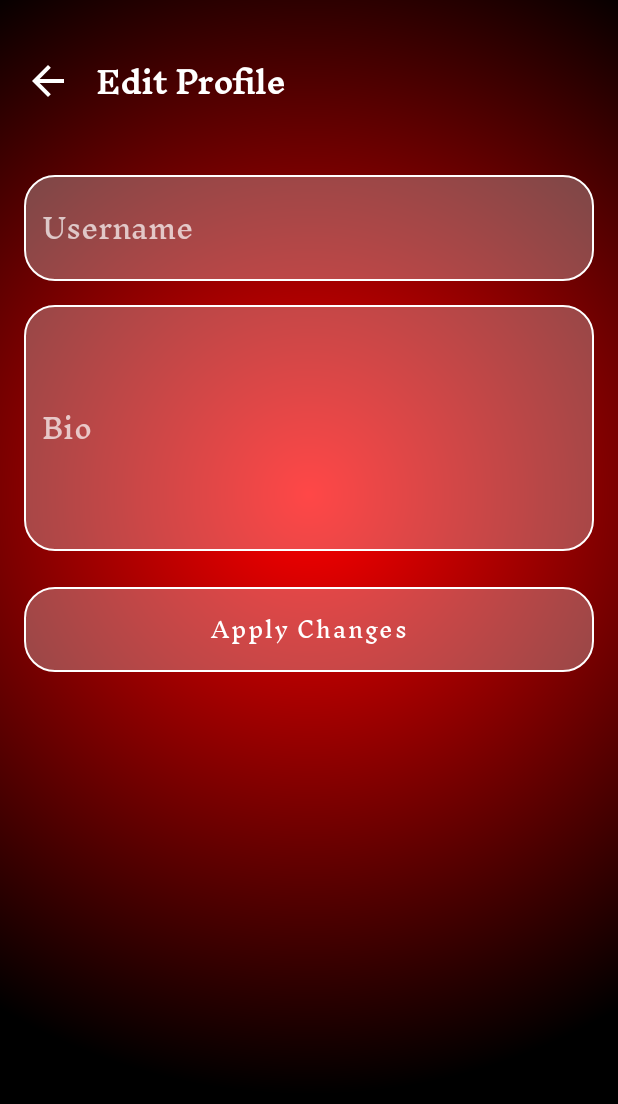
After one commit to chaudhary-dhruv/Senpai_challenge, an Android app built with Jetpack Compose: the EditProfileActivity screen opened directly, with no data from a screen before it, on a phone screen of 412 x 824 dp. The commit adds this screen. Shown: the top 1104 px of the screen. Run offline under Robolectric (Android 15) with nearby library versions, the phone set to English and light mode, and no system bars; our stand-ins replace Firebase (no records; nobody signed in at launch, a user with empty details on screens opened directly).

Commit message:
complete profile fragment

```diff
--- a/app/src/main/java/com/example/senpaichallenge/ui/auth/DetailActivity.kt
+++ b/app/src/main/java/com/example/senpaichallenge/ui/auth/DetailActivity.kt
@@ -103,7 +103,8 @@ class DetailActivity : AppCompatActivity() {
             "email" to email,
             "totalPoints" to 0,
             "animePoints" to animePointsMap, // nested map
-            "lastIndex" to lastIndexMap      // nested map
+            "lastIndex" to lastIndexMap,     // nested map
+            "bio" to "No bio yet! ✨"         // 🔹 default bio
         )
 
         firestore.collection("users").document(uid)
@@ -117,7 +118,6 @@ class DetailActivity : AppCompatActivity() {
             }
     }
 
-
     private fun goToMain() {
         val intent = Intent(this, MainActivity::class.java)
         intent.putExtra("openProfile", true)
--- /dev/null
+++ b/app/src/main/java/com/example/senpaichallenge/ui/profile/EditProfileActivity.kt
@@ -0,0 +1,82 @@
+package com.example.senpaichallenge.ui.profile
+
+
+
+import android.os.Bundle
+import android.view.View
+import android.widget.*
+import androidx.appcompat.app.AppCompatActivity
+import com.example.senpaichallenge.R
+import com.google.firebase.auth.FirebaseAuth
+import com.google.firebase.firestore.FirebaseFirestore
+
+class EditProfileActivity : AppCompatActivity() {
+
+    private lateinit var etUsername: EditText
+    private lateinit var etBio: EditText
+    private lateinit var btnApplyChanges: Button
+    private lateinit var progressBar: ProgressBar
+    private lateinit var btnBack: ImageView
+
+    private val auth = FirebaseAuth.getInstance()
+    private val firestore = FirebaseFirestore.getInstance()
+
+    override fun onCreate(savedInstanceState: Bundle?) {
+        super.onCreate(savedInstanceState)
+        setContentView(R.layout.activity_edit_profile)
+
+        etUsername = findViewById(R.id.etUsername)
+        etBio = findViewById(R.id.etBio)
+        btnApplyChanges = findViewById(R.id.btnApplyChanges)
+        progressBar = findViewById(R.id.progressBar)
+        btnBack = findViewById(R.id.btnBack)
+
+        // Back button
+        btnBack.setOnClickListener { finish() }
+
+        // Load existing data
+        val uid = auth.currentUser?.uid ?: return
+        firestore.collection("users").document(uid)
+            .get()
+            .addOnSuccessListener { doc ->
+                if (doc.exists()) {
+                    etUsername.setText(doc.getString("username") ?: "")
+                    etBio.setText(doc.getString("bio") ?: "")
+                }
+            }
+
+        // Apply Changes
+        btnApplyChanges.setOnClickListener {
+            val username = etUsername.text.toString().trim()
+            val bio = etBio.text.toString().trim()
+
+            if (username.length > 25 || bio.length > 100) {
+                Toast.makeText(this, "Username max 25 & Bio max 100 chars", Toast.LENGTH_SHORT).show()
+                return@setOnClickListener
+            }
+
+            if (username.isEmpty()) {
+                Toast.makeText(this, "Username cannot be empty", Toast.LENGTH_SHORT).show()
+                return@setOnClickListener
+            }
+
+            btnApplyChanges.visibility = View.GONE
+            progressBar.visibility = View.VISIBLE
+
+            firestore.collection("users").document(uid)
+                .update(mapOf(
+                    "username" to username,
+                    "bio" to bio
+                ))
+                .addOnSuccessListener {
+                    Toast.makeText(this, "Profile updated!", Toast.LENGTH_SHORT).show()
+                    finish() // back to ProfileFragment
+                }
+                .addOnFailureListener {
+                    Toast.makeText(this, "Update failed!", Toast.LENGTH_SHORT).show()
+                    btnApplyChanges.visibility = View.VISIBLE
+                    progressBar.visibility = View.GONE
+                }
+        }
+    }
+}
--- /dev/null
+++ b/app/src/main/res/layout/activity_edit_profile.xml
@@ -0,0 +1,85 @@
+<LinearLayout xmlns:android="http://schemas.android.com/apk/res/android"
+    xmlns:app="http://schemas.android.com/apk/res-auto"
+    xmlns:tools="http://schemas.android.com/tools"
+    android:layout_width="match_parent"
+    android:layout_height="match_parent"
+    android:background="@drawable/bg_red_glow"
+    android:orientation="vertical"
+    android:padding="16dp"
+    tools:context=".ui.profile.EditProfileActivity">
+
+    <!-- Toolbar -->
+    <LinearLayout
+        android:layout_width="match_parent"
+        android:layout_height="wrap_content"
+        android:gravity="center_vertical"
+        android:orientation="horizontal"
+        android:paddingVertical="12dp">
+
+        <ImageView
+            android:id="@+id/btnBack"
+            android:layout_width="32dp"
+            android:layout_height="32dp"
+            android:src="@drawable/ic_arrow_back"
+            app:tint="@android:color/white" />
+
+        <TextView
+            android:layout_width="wrap_content"
+            android:layout_height="wrap_content"
+            android:layout_marginStart="16dp"
+            android:text="Edit Profile"
+            android:textColor="@android:color/white"
+            android:textSize="20sp"
+            android:fontFamily="@font/inknut_antiqua"
+            android:textStyle="bold" />
+    </LinearLayout>
+
+    <!-- Username -->
+    <EditText
+        android:id="@+id/etUsername"
+        android:layout_width="match_parent"
+        android:layout_height="wrap_content"
+        android:hint="Username"
+        android:maxLength="25"
+        android:background="@drawable/input_field_bg"
+        android:padding="12dp"
+        android:textColor="@android:color/white"
+        android:layout_marginTop="24dp"
+        android:inputType="textPersonName" />
+
+    <!-- Bio -->
+    <EditText
+        android:id="@+id/etBio"
+        android:layout_width="match_parent"
+        android:layout_height="wrap_content"
+        android:hint="Bio"
+        android:maxLength="100"
+        android:background="@drawable/input_field_bg"
+        android:padding="12dp"
+        android:textColor="@android:color/white"
+        android:layout_marginTop="16dp"
+        android:inputType="textMultiLine"
+        android:lines="3" />
+
+    <!-- Apply Changes Button -->
+    <Button
+        android:id="@+id/btnApplyChanges"
+        android:layout_width="match_parent"
+        android:layout_height="wrap_content"
+        android:layout_marginTop="24dp"
+        android:background="@drawable/input_field_bg"
+        android:text="Apply Changes"
+        android:textColor="@android:color/white"
+        android:fontFamily="@font/inknut_antiqua"
+        android:textAllCaps="false" />
+
+    <!-- Progress (hidden by default) -->
+    <ProgressBar
+        android:id="@+id/progressBar"
+        style="?android:attr/progressBarStyle"
+        android:layout_width="48dp"
+        android:layout_height="48dp"
+        android:layout_gravity="center"
+        android:visibility="gone"
+        android:layout_marginTop="16dp" />
+</LinearLayout>
--- a/app/src/main/res/layout/fragment_profile.xml
+++ b/app/src/main/res/layout/fragment_profile.xml
@@ -250,7 +250,8 @@
                         android:spinnerMode="dropdown"
                         android:paddingHorizontal="12dp"
                         android:gravity="center_vertical"
-                        android:textAlignment="center" />
+                        android:textAlignment="center"
+                        tools:ignore="RtlCompat" />
                 </RelativeLayout>
 
                 <ProgressBar
```
Also changed, not shown: app/src/main/AndroidManifest.xml (+15 -0 lines), app/src/main/java/com/example/senpaichallenge/ui/profile/SettingsActivity.kt (added, +40 -0 lines), app/src/main/java/com/example/senpaichallenge/ui/screens/ProfileFragment.kt (+24 -1 lines), app/src/main/res/layout/activity_settings.xml (added, +118 -0 lines), 3 other files.
